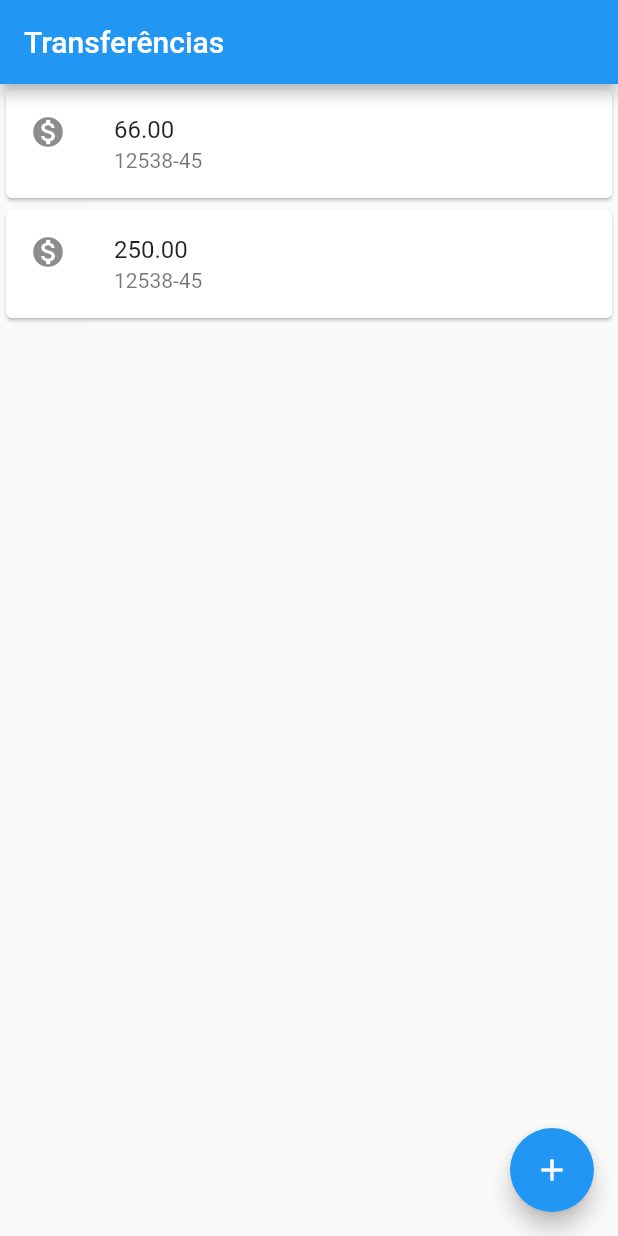
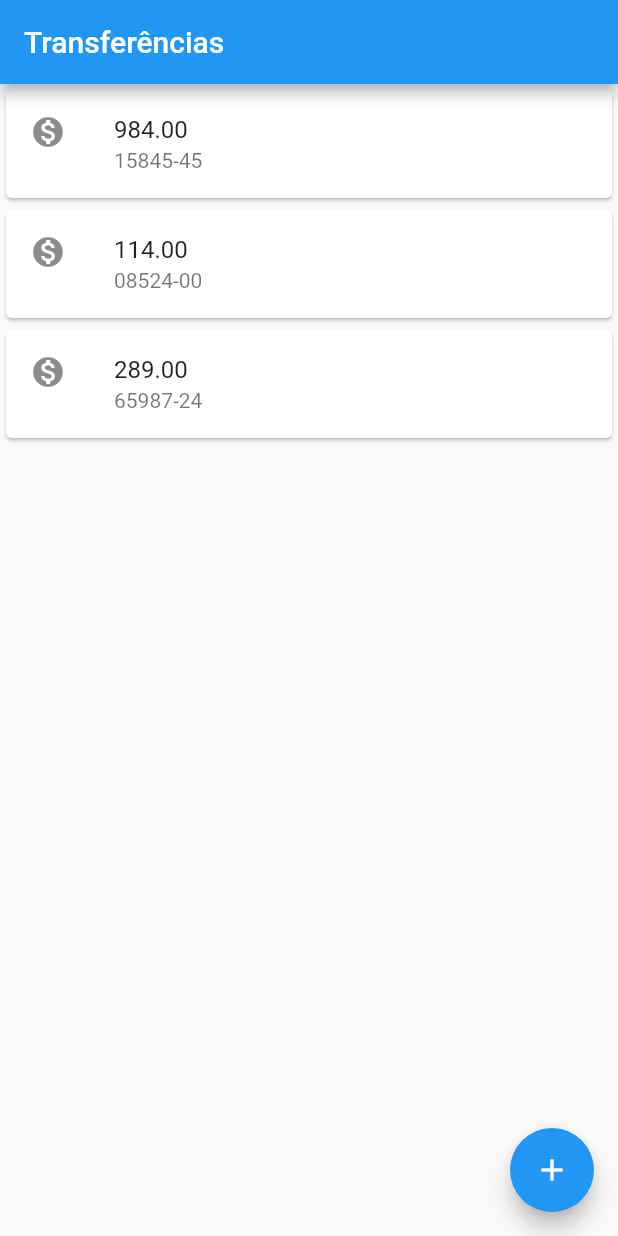
Before and after one commit to felipeassis97/trilhasoft, a Flutter app: the screen it shows after launch, on a phone screen of 412 x 824 dp. Run offline on Flutter 3.47's test engine with Material 2 defaults, Android fonts, the phone set to English and light mode, and no system bars; missing offline and left inert: dart:html.

Commit message:
Primeiras Classes

```diff
--- a/semana_1/projAlura/byteBank/lib/main.dart
+++ b/semana_1/projAlura/byteBank/lib/main.dart
@@ -1,9 +1,11 @@
+import 'dart:html';
+
 import 'package:flutter/material.dart';
 
 void main() => runApp(
       MaterialApp(
         home: Scaffold(
-          body: listaTransferencia(),
+          body: listaTransferencias(),
           appBar: AppBar(
             title: Text('Transferências'),
           ),
@@ -14,26 +16,33 @@ void main() => runApp(
       ),
     );
 
-class listaTransferencia extends StatelessWidget {
+class listaTransferencias extends StatelessWidget {
   @override
   Widget build(BuildContext context) {
     return Column(
       children: <Widget>[
-        Card(
-          child: ListTile(
-            leading: Icon(Icons.monetization_on),
-            title: Text('66.00'),
-            subtitle: Text('12538-45'),
-          ),
-        ),
-        Card(
-          child: ListTile(
-            leading: Icon(Icons.monetization_on),
-            title: Text('250.00'),
-            subtitle: Text('12538-45'),
-          ),
-        ),
+        itemTransferencia('984.00', '15845-45'),
+        itemTransferencia('114.00', '08524-00'),
+        itemTransferencia('289.00', '65987-24'),
       ],
     );
   }
 }
+
+class itemTransferencia extends StatelessWidget {
+  final String valor;
+  final String numeroConta;
+
+  itemTransferencia(this.valor, this.numeroConta);
+
+  @override
+  Widget build(BuildContext context) {
+    return Card(
+      child: ListTile(
+        leading: Icon(Icons.monetization_on),
+        title: Text(valor),
+        subtitle: Text(numeroConta),
+      ),
+    );
+  }
+}
```
